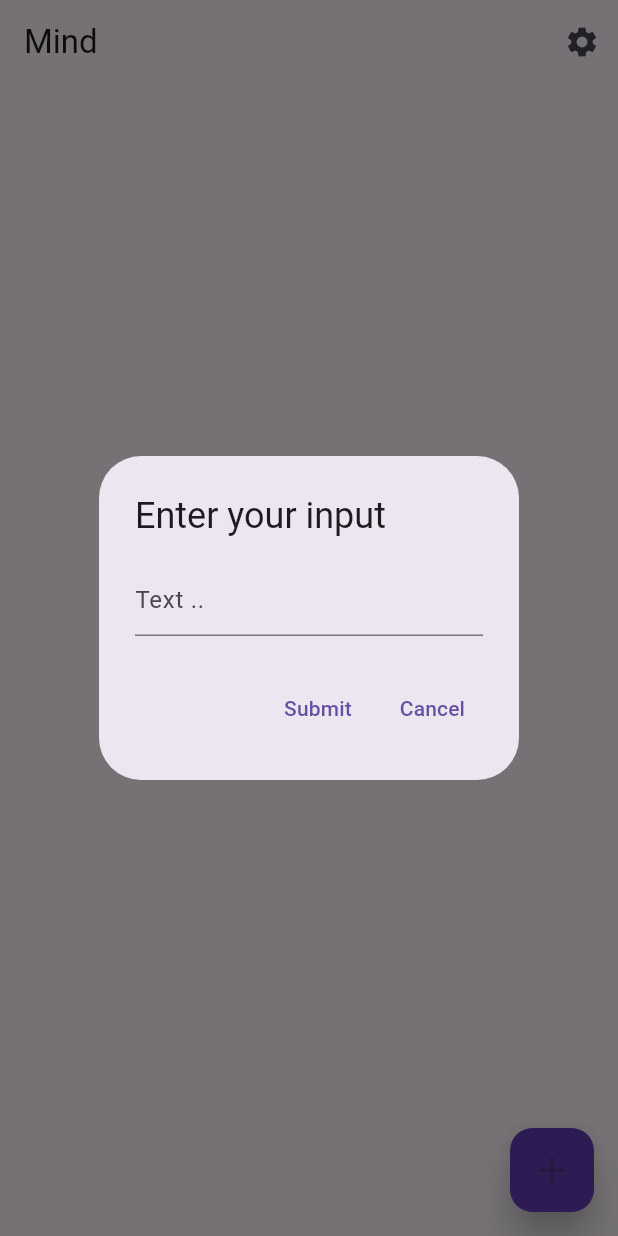
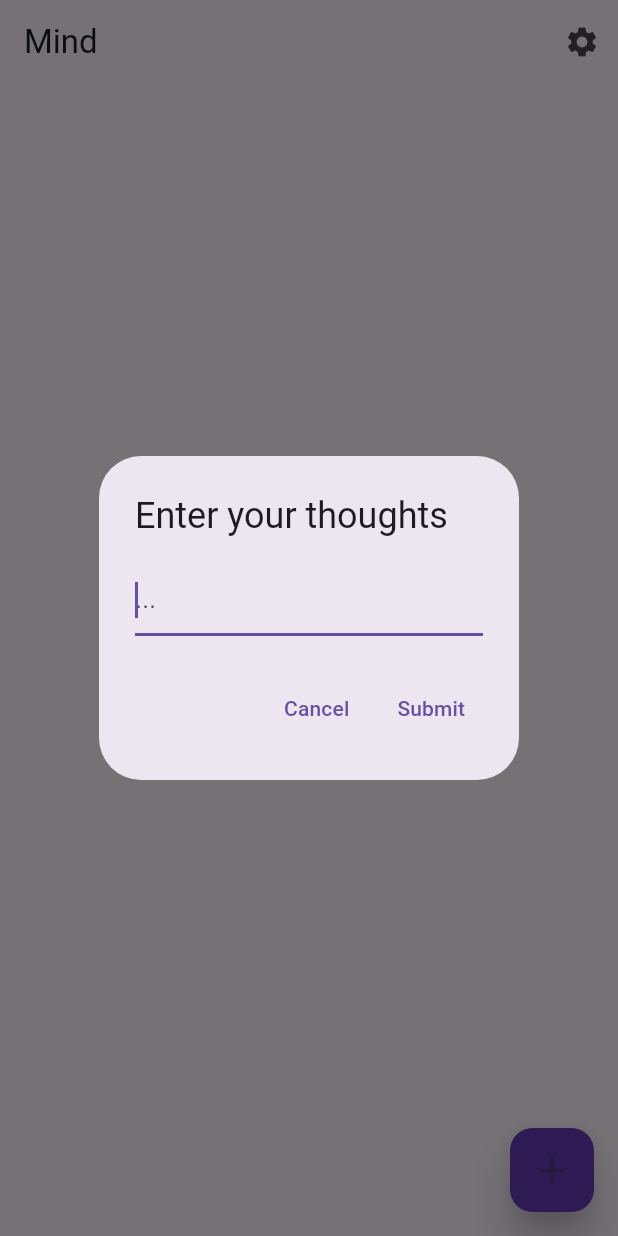
Before and after one commit to Jakob37/Mind-in-Flutter, a Flutter app: the screen it shows after launch, after a tap on the "add" icon, on a phone screen of 412 x 824 dp. Run offline on Flutter 3.47's test engine with Material 3 defaults, Android fonts, the phone set to English and light mode, and no system bars; our stand-ins replace shared_preferences; generated files the repository leaves out were written again.

Commit message:
Draggable lists

```diff
--- a/lib/src/sample_feature/sample_item_list_view.dart
+++ b/lib/src/sample_feature/sample_item_list_view.dart
@@ -43,25 +43,26 @@ class _SampleItemListViewState extends State<SampleItemListView> {
           ),
         ],
       ),
-      body: ListView.builder(
-        restorationId: 'sampleItemListView',
-        itemCount: items.length,
-        itemBuilder: (BuildContext context, int index) {
-          final item = items[index];
-
-          return ListTile(
-              title: Text(item.content),
-              trailing: IconButton(
-                icon: const Icon(Icons.delete),
-                onPressed: () => _removeItem(index),
-              ),
+      body: ReorderableListView(
+        // restorationId: 'sampleItemListView',
+        // itemCount: items.length,
+        onReorder: _onReorder,
+        children: [
+          for (int index = 0; index < items.length; index++)
+            ListTile(
+                key: ValueKey(items[index]),
+                title: Text(items[index].content),
                 onTap: () {
                   Navigator.restorablePushNamed(
                     context,
                     SampleItemDetailsView.routeName,
                   );
-              });
                 },
+                trailing: IconButton(
+                  icon: const Icon(Icons.delete),
+                  onPressed: () => _removeItem(index),
+                ))
+        ],
       ),
       floatingActionButton: FloatingActionButton(
           onPressed: () => _showModal(context),
@@ -71,6 +72,17 @@ class _SampleItemListViewState extends State<SampleItemListView> {
               RoundedRectangleBorder(borderRadius: BorderRadius.circular(15)),
           child: const Icon(Icons.add, size: 30)),
     );
+  }
+
+  void _onReorder(int oldIndex, int newIndex) {
+    setState(() {
+      if (newIndex > oldIndex) {
+        newIndex -= 1;
+      }
+      final SampleItem item = items.removeAt(oldIndex);
+      items.insert(newIndex, item);
+      _storeItems();
+    });
   }
 
   void _showModal(BuildContext context) {
@@ -103,10 +115,13 @@ class _SampleItemListViewState extends State<SampleItemListView> {
     final int nextId = items.isEmpty ? 1 : items.last.id + 1;
     final newItem = SampleItem(nextId, content);
     items.add(newItem);
+    _storeItems();
+    setState(() {});
+  }
+
+  void _storeItems() async {
     final prefsString = json.encode(items.map((x) => x.toJson()).toList());
     await StorageHelper.writeData(prefsString);
-    // await prefs.setString('items', prefsString);
-    setState(() {});
   }
 
   void _removeItem(int index) async {
@@ -131,28 +146,31 @@ class _InputModal extends StatefulWidget {
 
 class _InputModalState extends State<_InputModal> {
   final TextEditingController _controller = TextEditingController();
+  final FocusNode _focusNode = FocusNode();
 
   @override
   Widget build(BuildContext context) {
     return AlertDialog(
-      title: const Text("Enter your input"),
+      title: const Text("Enter your thoughts"),
       content: TextField(
         controller: _controller,
-        decoration: const InputDecoration(hintText: "Text .."),
+        decoration: const InputDecoration(hintText: "..."),
+        autofocus: true,
+        focusNode: _focusNode,
       ),
       actions: [
+        TextButton(
+          onPressed: () {
+            Navigator.of(context).pop();
+          },
+          child: const Text('Cancel'),
+        ),
         TextButton(
           onPressed: () {
             widget.onSubmitted(_controller.text);
             Navigator.of(context).pop();
           },
           child: const Text('Submit'),
-        ),
-        TextButton(
-          onPressed: () {
-            Navigator.of(context).pop();
-          },
-          child: const Text('Cancel'),
         ),
       ],
     );
@@ -161,6 +179,7 @@ class _InputModalState extends State<_InputModal> {
   @override
   void dispose() {
     _controller.dispose();
+    _focusNode.dispose();
     super.dispose();
   }
 }
```
Lines whose indentation alone changed are shown as unchanged.
